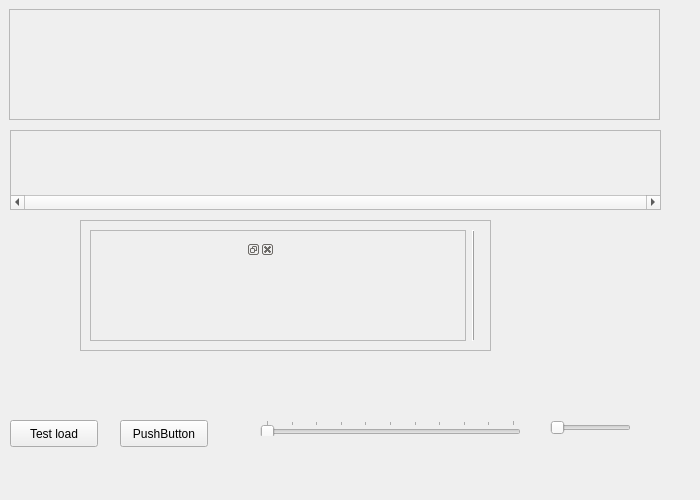
Qt form graphviewform.ui (albert-sergeev/FinLoader) before a commit.
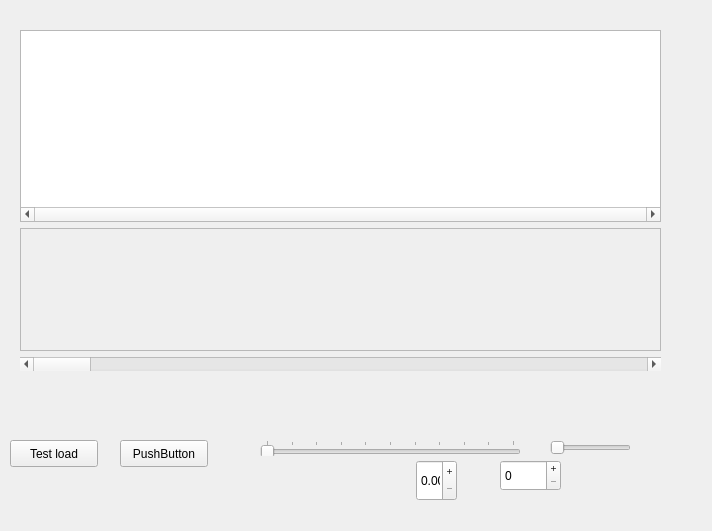
The same form after that commit.

Commit message: add basic BarGraphicsItem and painting in GraphViewForm

The edit to the form file:
```diff
--- a/graphviewform.ui
+++ b/graphviewform.ui
@@ -6,8 +6,8 @@
    <rect>
     <x>0</x>
     <y>0</y>
-    <width>700</width>
-    <height>500</height>
+    <width>712</width>
+    <height>531</height>
    </rect>
   </property>
   <property name="minimumSize">
@@ -25,48 +25,13 @@
   <property name="windowTitle">
    <string>Form</string>
   </property>
-  <widget class="QScrollArea" name="scrollArea">
-   <property name="geometry">
-    <rect>
-     <x>9</x>
-     <y>9</y>
-     <width>651</width>
-     <height>111</height>
-    </rect>
-   </property>
-   <property name="minimumSize">
-    <size>
-     <width>50</width>
-     <height>50</height>
-    </size>
-   </property>
-   <property name="verticalScrollBarPolicy">
-    <enum>Qt::ScrollBarAsNeeded</enum>
-   </property>
-   <property name="horizontalScrollBarPolicy">
-    <enum>Qt::ScrollBarAlwaysOff</enum>
-   </property>
-   <property name="widgetResizable">
-    <bool>true</bool>
-   </property>
-   <widget class="QWidget" name="scrollAreaWidgetContents">
-    <property name="geometry">
-     <rect>
-      <x>0</x>
-      <y>0</y>
-      <width>649</width>
-      <height>109</height>
-     </rect>
-    </property>
-   </widget>
-  </widget>
   <widget class="QWidget" name="widget" native="true">
    <property name="geometry">
     <rect>
      <x>10</x>
-     <y>410</y>
+     <y>430</y>
      <width>723</width>
-     <height>50</height>
+     <height>71</height>
     </rect>
    </property>
    <property name="minimumSize">
@@ -139,94 +104,83 @@
      <string>PushButton</string>
     </property>
    </widget>
-  </widget>
-  <widget class="QScrollArea" name="scrollArea_2">
-   <property name="geometry">
-    <rect>
-     <x>10</x>
-     <y>130</y>
-     <width>651</width>
-     <height>80</height>
-    </rect>
-   </property>
-   <property name="horizontalScrollBarPolicy">
-    <enum>Qt::ScrollBarAlwaysOn</enum>
-   </property>
-   <property name="widgetResizable">
-    <bool>true</bool>
-   </property>
-   <widget class="QWidget" name="scrollAreaWidgetContents_2">
+   <widget class="QDoubleSpinBox" name="doubleSpinBox">
     <property name="geometry">
      <rect>
-      <x>0</x>
-      <y>0</y>
-      <width>649</width>
-      <height>64</height>
+      <x>406</x>
+      <y>30</y>
+      <width>41</width>
+      <height>41</height>
      </rect>
     </property>
+    <property name="buttonSymbols">
+     <enum>QAbstractSpinBox::PlusMinus</enum>
+    </property>
    </widget>
+   <widget class="QSpinBox" name="spinBox">
+    <property name="geometry">
+     <rect>
+      <x>490</x>
+      <y>30</y>
+      <width>61</width>
+      <height>31</height>
+     </rect>
+    </property>
+    <property name="wrapping">
+     <bool>false</bool>
+    </property>
+    <property name="buttonSymbols">
+     <enum>QAbstractSpinBox::PlusMinus</enum>
+    </property>
+    <property name="accelerated">
+     <bool>false</bool>
+    </property>
+    <property name="showGroupSeparator" stdset="0">
+     <bool>false</bool>
+    </property>
+   </widget>
   </widget>
-  <widget class="QFrame" name="frame">
+  <widget class="QWidget" name="layoutWidget">
    <property name="geometry">
     <rect>
-     <x>80</x>
-     <y>220</y>
-     <width>411</width>
-     <height>131</height>
+     <x>20</x>
+     <y>30</y>
+     <width>641</width>
+     <height>341</height>
     </rect>
    </property>
-   <property name="frameShape">
-    <enum>QFrame::StyledPanel</enum>
-   </property>
-   <property name="frameShadow">
-    <enum>QFrame::Raised</enum>
-   </property>
-   <layout class="QHBoxLayout" name="horizontalLayout">
+   <layout class="QVBoxLayout" name="verticalLayout">
     <item>
-     <widget class="QFrame" name="frame_2">
-      <property name="frameShape">
-       <enum>QFrame::StyledPanel</enum>
+     <widget class="QGraphicsView" name="grViewQuotes">
+      <property name="horizontalScrollBarPolicy">
+       <enum>Qt::ScrollBarAlwaysOn</enum>
       </property>
-      <property name="frameShadow">
-       <enum>QFrame::Raised</enum>
-      </property>
-      <layout class="QHBoxLayout" name="horizontalLayout_2">
-       <item>
-        <widget class="QDockWidget" name="dockWidget">
-         <widget class="QWidget" name="dockWidgetContents"/>
-        </widget>
-       </item>
-       <item>
-        <widget class="QDockWidget" name="dockWidget_2">
-         <property name="features">
-          <set>QDockWidget::DockWidgetMovable</set>
-         </property>
-         <widget class="QWidget" name="dockWidgetContents_2"/>
-        </widget>
-       </item>
-      </layout>
      </widget>
     </item>
     <item>
-     <widget class="QFrame" name="frame_4">
-      <property name="frameShape">
-       <enum>QFrame::VLine</enum>
+     <widget class="QScrollArea" name="scrollArea_2">
+      <property name="horizontalScrollBarPolicy">
+       <enum>Qt::ScrollBarAlwaysOff</enum>
       </property>
-      <property name="frameShadow">
-       <enum>QFrame::Raised</enum>
+      <property name="widgetResizable">
+       <bool>true</bool>
       </property>
+      <widget class="QWidget" name="scrollAreaWidgetContents_2">
+       <property name="geometry">
+        <rect>
+         <x>0</x>
+         <y>0</y>
+         <width>637</width>
+         <height>119</height>
+        </rect>
+       </property>
+      </widget>
      </widget>
     </item>
     <item>
-     <widget class="QFrame" name="frame_3">
-      <property name="frameShape">
-       <enum>QFrame::StyledPanel</enum>
-      </property>
-      <property name="frameShadow">
-       <enum>QFrame::Raised</enum>
-      </property>
-      <property name="midLineWidth">
-       <number>1</number>
+     <widget class="QScrollBar" name="scrlBarHorizontal">
+      <property name="orientation">
+       <enum>Qt::Horizontal</enum>
       </property>
      </widget>
     </item>
```
The commit also changes 10 other files.
